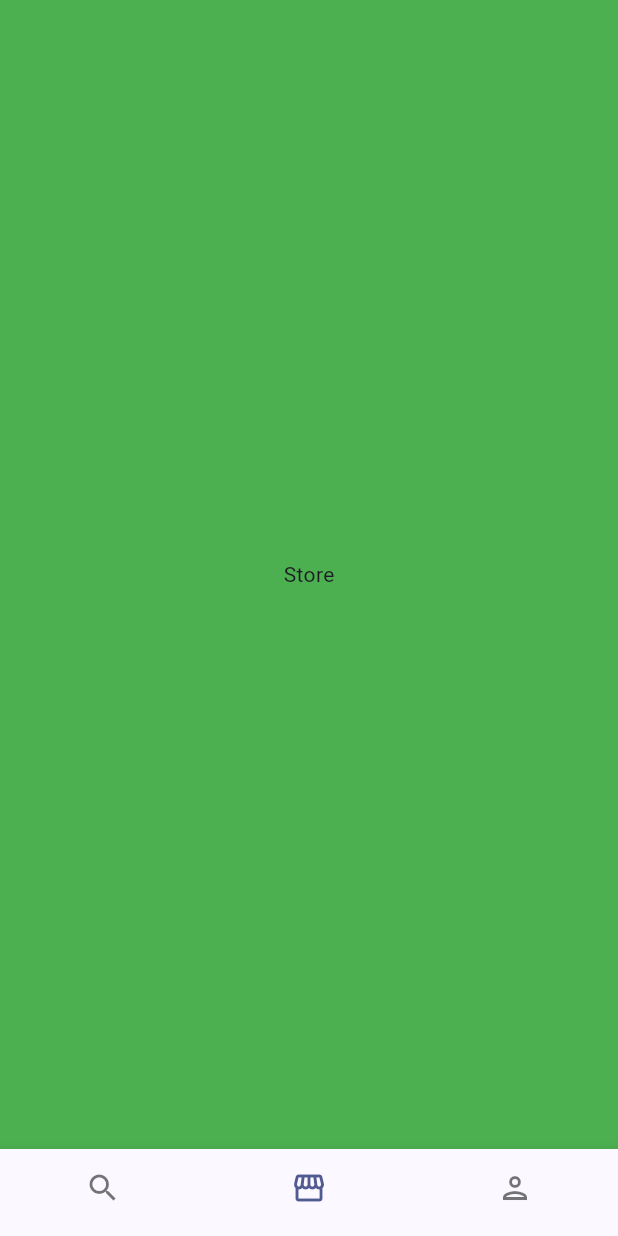
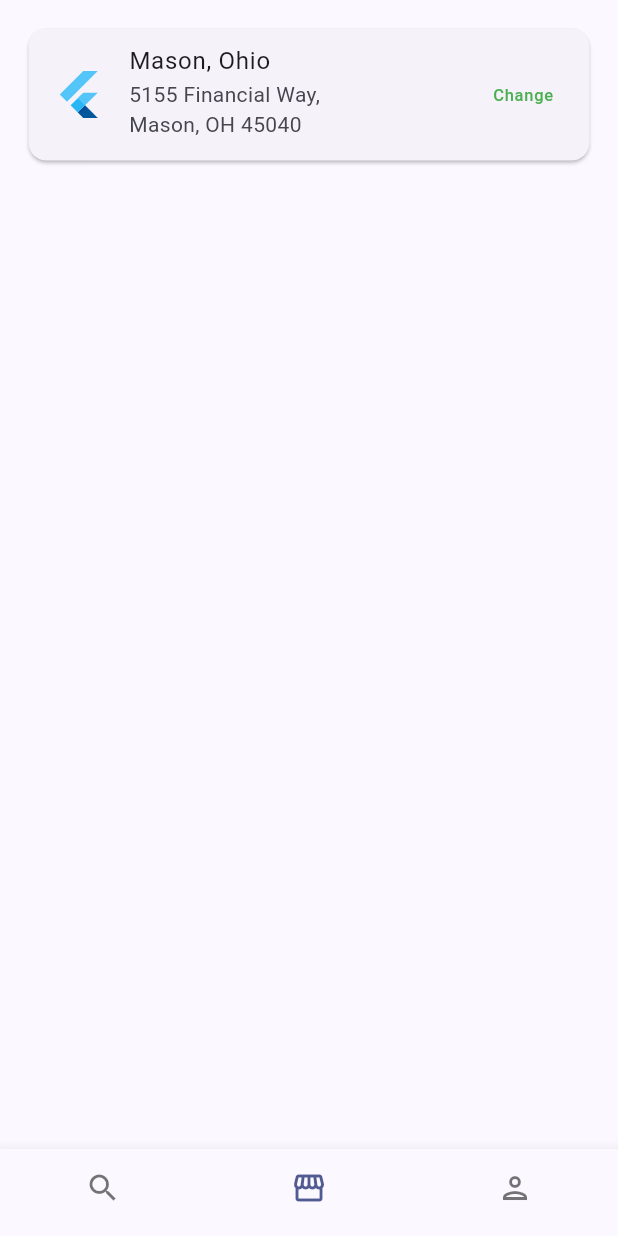
Before and after one commit to keldreon/Prakerja_Unjuk-Keterampilan, a Flutter app: the screen it shows after launch, item 2 of the bottom bar chosen, on a phone screen of 412 x 824 dp. Run offline on Flutter 3.47's test engine with Material 2 defaults, Android fonts, the phone set to English and light mode, and no system bars; our stand-ins replace material_design_icons_flutter.

Commit message:
edited store and linking to main

```diff
--- a/lib/components/store.dart
+++ b/lib/components/store.dart
@@ -1,15 +1,35 @@
 import 'package:flutter/material.dart';
 
-class MyWidget extends StatefulWidget {
-  const MyWidget({super.key});
+class StoreWidget extends StatefulWidget {
+  const StoreWidget({super.key});
 
   @override
-  State<MyWidget> createState() => _MyWidgetState();
+  State<StoreWidget> createState() => _StoreWidgetState();
 }
 
-class _MyWidgetState extends State<MyWidget> {
+class _StoreWidgetState extends State<StoreWidget> {
   @override
   Widget build(BuildContext context) {
-    return const Placeholder();
+    return ListView(
+      children: [
+        Padding(
+          padding: const EdgeInsets.all(15.0),
+          child: Card(
+            child: ListTile(
+              titleAlignment: ListTileTitleAlignment.center,
+              leading: FlutterLogo(size: 35.0),
+              title: const Text(
+                'Mason, Ohio',
+                maxLines: 2,
+                overflow: TextOverflow.ellipsis,
+              ),
+              subtitle: Text('5155 Financial Way,\nMason, OH 45040'),
+              trailing: Text('Change', style: TextStyle(color: Colors.green)),
+              isThreeLine: true,
+            ),
+          ),
+        ),
+      ],
+    );
   }
 }
--- a/lib/main.dart
+++ b/lib/main.dart
@@ -1,5 +1,6 @@
 import 'package:flutter/material.dart';
 import 'package:unjuk_keterampilan/components/discover.dart';
+import 'package:unjuk_keterampilan/components/store.dart';
 
 import 'components/profile.dart';
 
@@ -94,10 +95,7 @@ class _MyHomePageState extends State<MyHomePage> {
                   title: 'Discover',
                 ));
       case "Store":
-        return MaterialPageRoute(
-            builder: (context) => Container(
-                color: Colors.green,
-                child: const Center(child: Text("Store"))));
+        return MaterialPageRoute(builder: (context) => const StoreWidget());
       case "Profile":
         return MaterialPageRoute(builder: (context) => const ProfileWidget());
       default:
```
